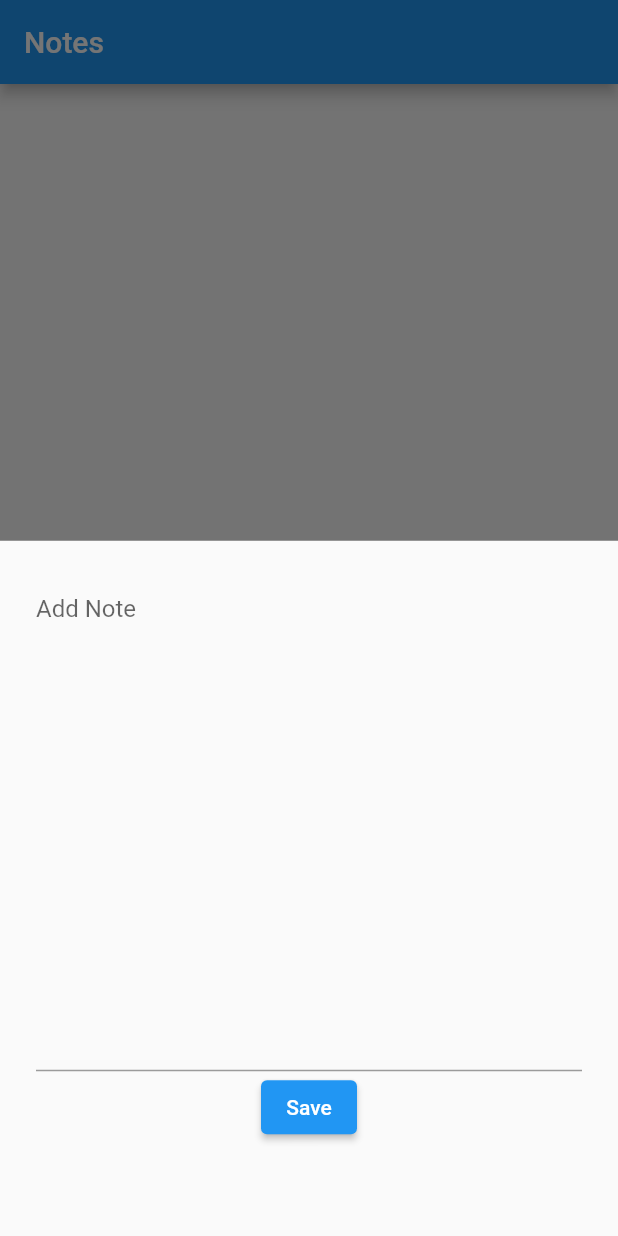
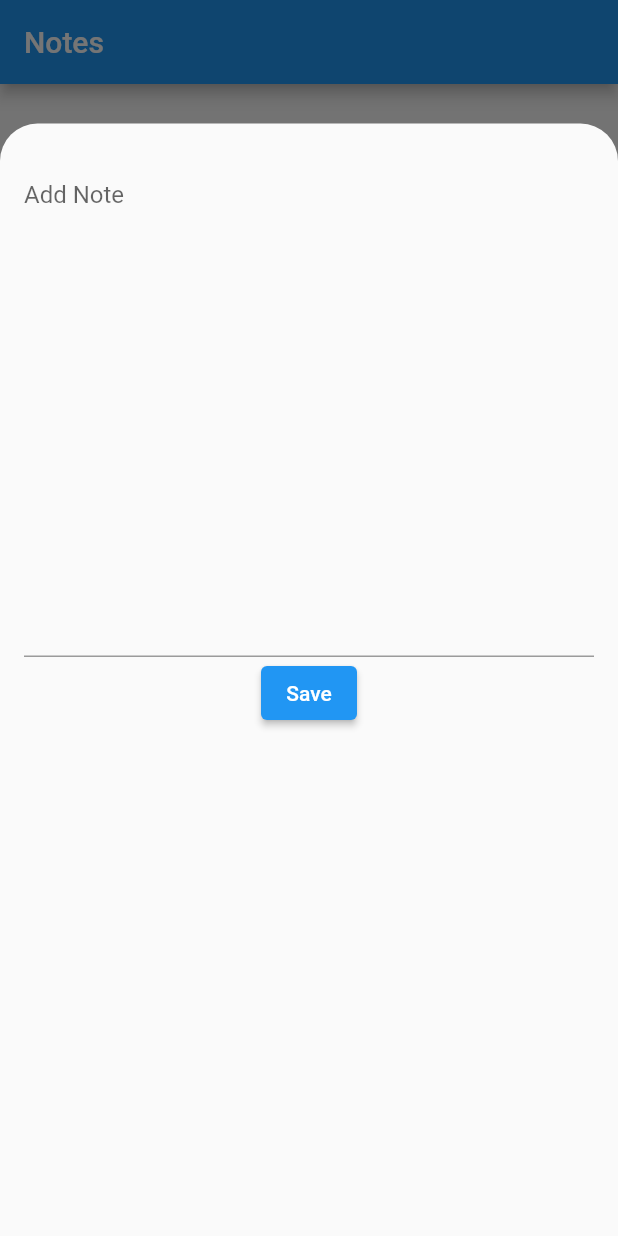
Before and after one commit to alhajsid/flutter_sqflite, a Flutter app: the screen it shows after launch, after a tap on the "add" icon, on a phone screen of 412 x 824 dp. Run offline on Flutter 3.47's test engine with Material 2 defaults, Android fonts, the phone set to English and light mode, and no system bars; our stand-ins replace sqflite; accounts and stored records are empty.

Commit message:
fixed keyboard issue

```diff
--- a/lib/ui/bottom_sheet.dart
+++ b/lib/ui/bottom_sheet.dart
@@ -9,16 +9,24 @@ showBottom(BuildContext context, Null Function() callSetState){
   final _formKey = GlobalKey<FormState>();
 
   showModalBottomSheet(
+      shape: RoundedRectangleBorder(
+          borderRadius: BorderRadius.vertical(top: Radius.circular(25.0))),
       context: context,
+      isScrollControlled: true,
       builder: (BuildContext context) {
         return SizedBox(
           height: MediaQuery.of(context).size.height * 0.9,
           child: Padding(
-            padding: const EdgeInsets.all(24.0),
+            padding: MediaQuery.of(context).viewInsets,
             child: Form(
               key: _formKey,
+              child: Padding(
+                padding: const EdgeInsets.all(16),
                 child: Column(
                   children: [
+                    Container(
+                      height: 10,
+                    ),
                     SizedBox(
                       height: MediaQuery.of(context).size.height * 0.4,
                       child: TextFormField(
@@ -61,6 +69,7 @@ showBottom(BuildContext context, Null Function() callSetState){
                 ),
               ),
             ),
+          ),
         );
       });
 }
```
Lines whose indentation alone changed are shown as unchanged.
